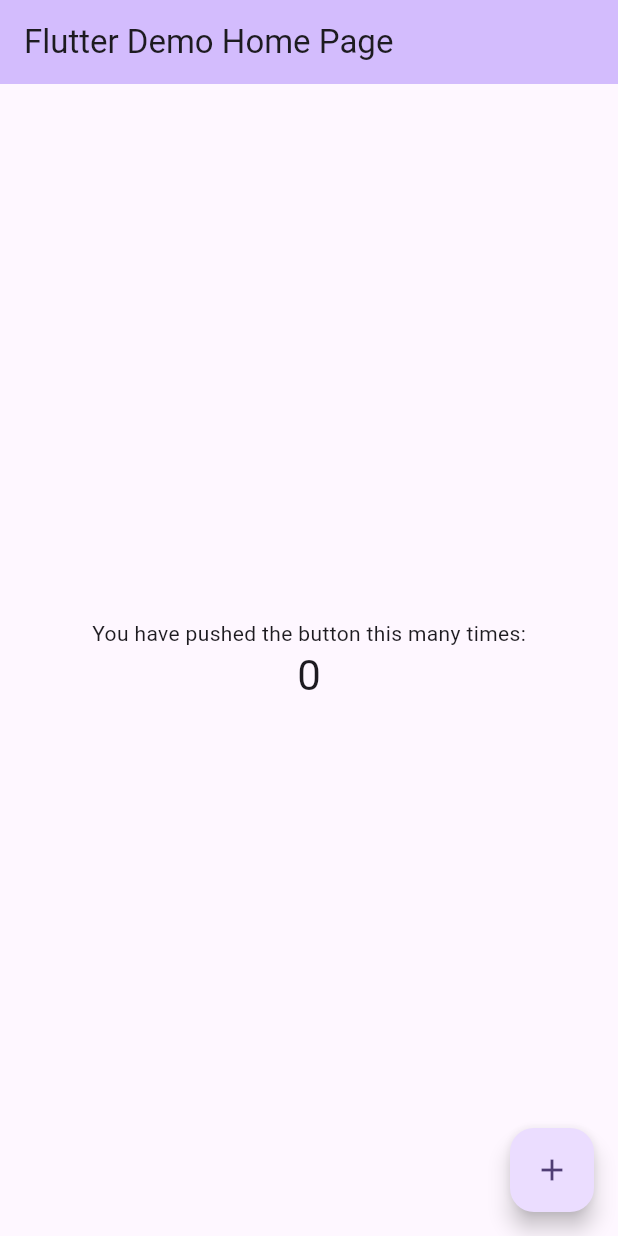
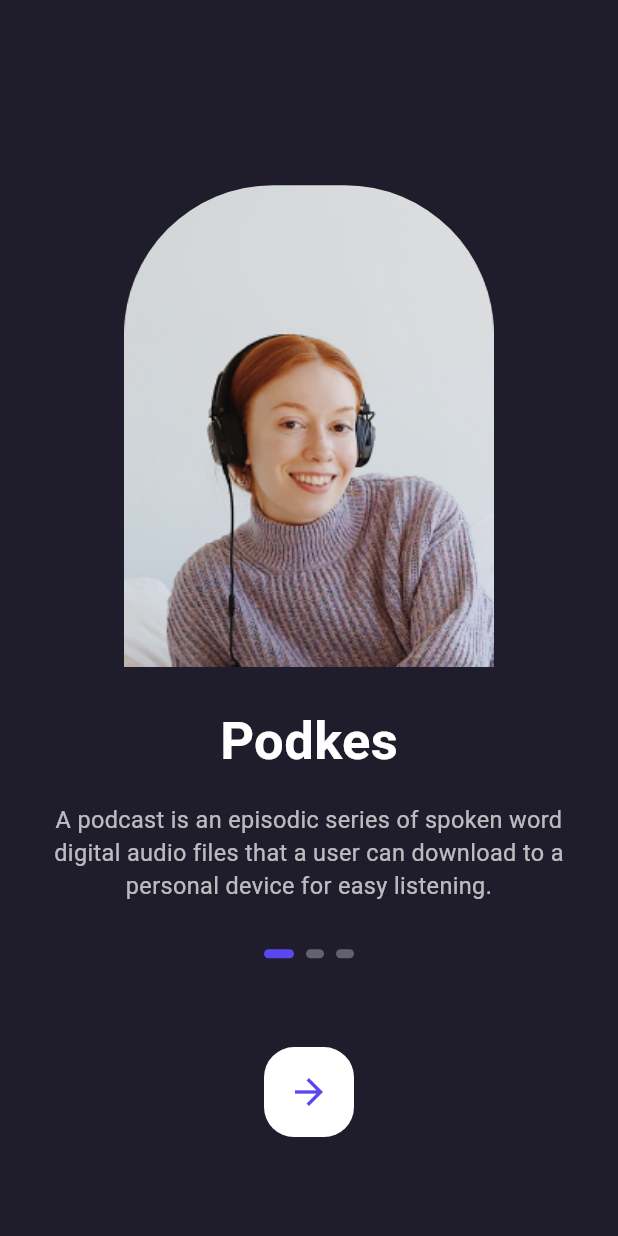
Before and after one commit to BerkeCaganDemir/my_app, a Flutter app: the screen it shows after launch, on a phone screen of 412 x 824 dp. Run offline on Flutter 3.47's test engine with Material 3 defaults, Android fonts, the phone set to English and light mode, and no system bars.

Commit message:
Getting Started Page

```diff
--- /dev/null
+++ b/lib/core/theme/app_theme.dart
@@ -0,0 +1,18 @@
+import 'package:flutter/material.dart';
+
+class AppTheme {
+  static ThemeData get dark => ThemeData(
+    scaffoldBackgroundColor: const Color(0xFF1F1D2B), // 👈 tek arka plan rengi
+    fontFamily: 'Roboto',
+    useMaterial3: true,
+    colorScheme: ColorScheme.dark(
+      background: const Color(0xFF1F1D2B),
+      surface: const Color(0xFF1F1D2B),
+      primary: Colors.white,
+    ),
+    textTheme: const TextTheme(
+      bodyLarge: TextStyle(color: Colors.white),
+      bodyMedium: TextStyle(color: Colors.white70),
+    ),
+  );
+}
--- a/lib/main.dart
+++ b/lib/main.dart
@@ -1,4 +1,6 @@
 import 'package:flutter/material.dart';
+import 'core/theme/app_theme.dart';
+import 'ui/screens/getting_started/getting_started_page.dart';
 
 void main() {
   runApp(const MyApp());
@@ -7,116 +9,13 @@ void main() {
 class MyApp extends StatelessWidget {
   const MyApp({super.key});
 
-  // This widget is the root of your application.
   @override
   Widget build(BuildContext context) {
     return MaterialApp(
-      title: 'Flutter Demo',
-      theme: ThemeData(
-        // This is the theme of your application.
-        //
-        // TRY THIS: Try running your application with "flutter run". You'll see
-        // the application has a purple toolbar. Then, without quitting the app,
-        // try changing the seedColor in the colorScheme below to Colors.green
-        // and then invoke "hot reload" (save your changes or press the "hot
-        // reload" button in a Flutter-supported IDE, or press "r" if you used
-        // the command line to start the app).
-        //
-        // Notice that the counter didn't reset back to zero; the application
-        // state is not lost during the reload. To reset the state, use hot
-        // restart instead.
-        //
-        // This works for code too, not just values: Most code changes can be
-        // tested with just a hot reload.
-        colorScheme: ColorScheme.fromSeed(seedColor: Colors.deepPurple),
-      ),
-      home: const MyHomePage(title: 'Flutter Demo Home Page'),
+      debugShowCheckedModeBanner: false,
+      title: 'Podkes',
+      theme: AppTheme.dark,
+      home:  GettingStartedPage(),
     );
   }
 }
-
-class MyHomePage extends StatefulWidget {
-  const MyHomePage({super.key, required this.title});
-
-  // This widget is the home page of your application. It is stateful, meaning
-  // that it has a State object (defined below) that contains fields that affect
-  // how it looks.
-
-  // This class is the configuration for the state. It holds the values (in this
-  // case the title) provided by the parent (in this case the App widget) and
-  // used by the build method of the State. Fields in a Widget subclass are
-  // always marked "final".
-
-  final String title;
-
-  @override
-  State<MyHomePage> createState() => _MyHomePageState();
-}
-
-class _MyHomePageState extends State<MyHomePage> {
-  int _counter = 0;
-
-  void _incrementCounter() {
-    setState(() {
-      // This call to setState tells the Flutter framework that something has
-      // changed in this State, which causes it to rerun the build method below
-      // so that the display can reflect the updated values. If we changed
-      // _counter without calling setState(), then the build method would not be
-      // called again, and so nothing would appear to happen.
-      _counter++;
-    });
-  }
-
-  @override
-  Widget build(BuildContext context) {
-    // This method is rerun every time setState is called, for instance as done
-    // by the _incrementCounter method above.
-    //
-    // The Flutter framework has been optimized to make rerunning build methods
-    // fast, so that you can just rebuild anything that needs updating rather
-    // than having to individually change instances of widgets.
-    return Scaffold(
-      appBar: AppBar(
-        // TRY THIS: Try changing the color here to a specific color (to
-        // Colors.amber, perhaps?) and trigger a hot reload to see the AppBar
-        // change color while the other colors stay the same.
-        backgroundColor: Theme.of(context).colorScheme.inversePrimary,
-        // Here we take the value from the MyHomePage object that was created by
-        // the App.build method, and use it to set our appbar title.
-        title: Text(widget.title),
-      ),
-      body: Center(
-        // Center is a layout widget. It takes a single child and positions it
-        // in the middle of the parent.
-        child: Column(
-          // Column is also a layout widget. It takes a list of children and
-          // arranges them vertically. By default, it sizes itself to fit its
-          // children horizontally, and tries to be as tall as its parent.
-          //
-          // Column has various properties to control how it sizes itself and
-          // how it positions its children. Here we use mainAxisAlignment to
-          // center the children vertically; the main axis here is the vertical
-          // axis because Columns are vertical (the cross axis would be
-          // horizontal).
-          //
-          // TRY THIS: Invoke "debug painting" (choose the "Toggle Debug Paint"
-          // action in the IDE, or press "p" in the console), to see the
-          // wireframe for each widget.
-          mainAxisAlignment: MainAxisAlignment.center,
-          children: <Widget>[
-            const Text('You have pushed the button this many times:'),
-            Text(
-              '$_counter',
-              style: Theme.of(context).textTheme.headlineMedium,
-            ),
-          ],
-        ),
-      ),
-      floatingActionButton: FloatingActionButton(
-        onPressed: _incrementCounter,
-        tooltip: 'Increment',
-        child: const Icon(Icons.add),
-      ), // This trailing comma makes auto-formatting nicer for build methods.
-    );
-  }
-}
--- /dev/null
+++ b/lib/ui/components/arrow_button.dart
@@ -0,0 +1,29 @@
+import 'package:flutter/material.dart';
+
+class ArrowButton extends StatelessWidget {
+  final VoidCallback onPressed;
+
+  const ArrowButton({super.key, required this.onPressed});
+
+  @override
+  Widget build(BuildContext context) {
+    return GestureDetector(
+      onTap: onPressed,
+      child: Container(
+        width: 60,
+        height: 60,
+        decoration: BoxDecoration(
+          color: Colors.white,
+          borderRadius: BorderRadius.circular(20),
+        ),
+        child: const Center(
+          child: Icon(
+            Icons.arrow_forward,
+            size: 28,
+            color: Color(0xFF5B47F0),
+          ),
+        ),
+      ),
+    );
+  }
+}
--- /dev/null
+++ b/lib/ui/components/progress_segments.dart
@@ -0,0 +1,34 @@
+import 'package:flutter/material.dart';
+
+class ProgressSegments extends StatelessWidget {
+  final int total;
+  final int active;
+
+  const ProgressSegments({
+    super.key,
+    required this.total,
+    required this.active,
+  });
+
+  @override
+  Widget build(BuildContext context) {
+    return Row(
+      mainAxisAlignment: MainAxisAlignment.center,
+      children: List.generate(
+        total,
+        (index) => AnimatedContainer(
+          duration: const Duration(milliseconds: 300),
+          width: index == active ? 20 : 12,
+          height: 6,
+          margin: const EdgeInsets.symmetric(horizontal: 4),
+          decoration: BoxDecoration(
+            borderRadius: BorderRadius.circular(4),
+            color: index == active
+                ? const Color(0xFF5B47F0)
+                : Colors.white.withOpacity(0.3),
+          ),
+        ),
+      ),
+    );
+  }
+}
--- /dev/null
+++ b/lib/ui/screens/getting_started/getting_started_controller.dart
@@ -0,0 +1,32 @@
+import 'package:flutter/material.dart';
+
+
+class GettingStartedController {
+  final PageController pageController = PageController();
+  final int totalSlides = 3;
+  final ValueNotifier<int> currentIndex = ValueNotifier<int>(0);
+
+  void onPageChanged(int index) {
+    currentIndex.value = index;
+  }
+
+  void nextSlide() {
+    if (currentIndex.value < totalSlides - 1) {
+      pageController.nextPage(
+        duration: const Duration(milliseconds: 400),
+        curve: Curves.easeInOut,
+      );
+    }
+  }
+
+  void goToExplore(BuildContext context) {
+    ScaffoldMessenger.of(context).showSnackBar(
+      const SnackBar(content: Text('Explore Page ')),
+    );
+  }
+
+  void dispose() {
+    pageController.dispose();
+    currentIndex.dispose();
+  }
+}
--- /dev/null
+++ b/lib/ui/screens/getting_started/getting_started_page.dart
@@ -0,0 +1,119 @@
+import 'package:flutter/material.dart';
+import 'package:mp_app/ui/components/arrow_button.dart';
+import 'package:mp_app/ui/components/progress_segments.dart';
+import 'getting_started_controller.dart';
+
+class GettingStartedPage extends StatefulWidget {
+  const GettingStartedPage({super.key});
+
+  @override
+  State<GettingStartedPage> createState() => _GettingStartedPageState();
+}
+
+class _GettingStartedPageState extends State<GettingStartedPage> {
+  final GettingStartedController _controller = GettingStartedController();
+
+  @override
+  void dispose() {
+    _controller.dispose();
+    super.dispose();
+  }
+
+  @override
+  Widget build(BuildContext context) {
+    final size = MediaQuery.of(context).size;
+
+    return Scaffold(
+      body: SafeArea(
+        child: Stack(
+          children: [
+            PageView.builder(
+              controller: _controller.pageController,
+              itemCount: _controller.totalSlides,
+              onPageChanged: _controller.onPageChanged,
+              itemBuilder: (context, index) {
+                return Column(
+                  children: [
+                    const Spacer(flex: 2),
+
+
+                    ClipRRect(
+                      borderRadius: const BorderRadius.only(
+                        topLeft: Radius.circular(100),
+                        topRight: Radius.circular(100),
+                      ),
+                      child: Image.asset(
+                        'assets/images/podkes_girl.png',
+                        width: size.width * 0.6,
+                        height: size.width * 0.6 * 1.3,
+                        fit: BoxFit.cover,
+                      ),
+                    ),
+
+                    const SizedBox(height: 24),
+
+
+                    const Text(
+                      'Podkes',
+                      style: TextStyle(
+                        fontSize: 35,
+                        fontWeight: FontWeight.bold,
+                        color: Colors.white,
+                      ),
+                    ),
+
+                    const SizedBox(height: 16),
+
+
+                    Padding(
+                      padding: const EdgeInsets.symmetric(horizontal: 24),
+                      child: Text(
+                        'A podcast is an episodic series of spoken word digital audio files that a user can download to a personal device for easy listening.',
+                        textAlign: TextAlign.center,
+                        style: TextStyle(
+                          fontSize: size.width * 0.038,
+                          color: Colors.white70,
+                        ),
+                      ),
+                    ),
+
+                    const SizedBox(height: 32),
+
+
+                    ValueListenableBuilder<int>(
+                      valueListenable: _controller.currentIndex,
+                      builder: (context, current, _) {
+                        return ProgressSegments(
+                          total: _controller.totalSlides,
+                          active: current,
+                        );
+                      },
+                    ),
+
+                    const Spacer(flex: 3),
+                  ],
+                );
+              },
+            ),
+
+
+            Positioned(
+              bottom: size.height * 0.08,
+              left: size.width / 2 - 30,
+              child: ArrowButton(
+                onPressed: () {
+                  if (_controller.currentIndex.value ==
+                      _controller.totalSlides - 1) {
+                    _controller.goToExplore(context);
+                  } else {
+                    _controller.nextSlide();
+                  }
+                },
+              ),
+            ),
+          ],
+        ),
+      ),
+    );
+  }
+}
```
Also changed, not shown: pubspec.yaml (+7 -7 lines), assets/images/podkes_girl.png (added), assets/images/user1.png (added), assets/images/user2.png (added), assets/images/user3.png (added), assets/images/user4.png (added), lib/ui/screens/explore/explore_controller.dart (added), lib/ui/screens/explore/explore_page.dart (added).
